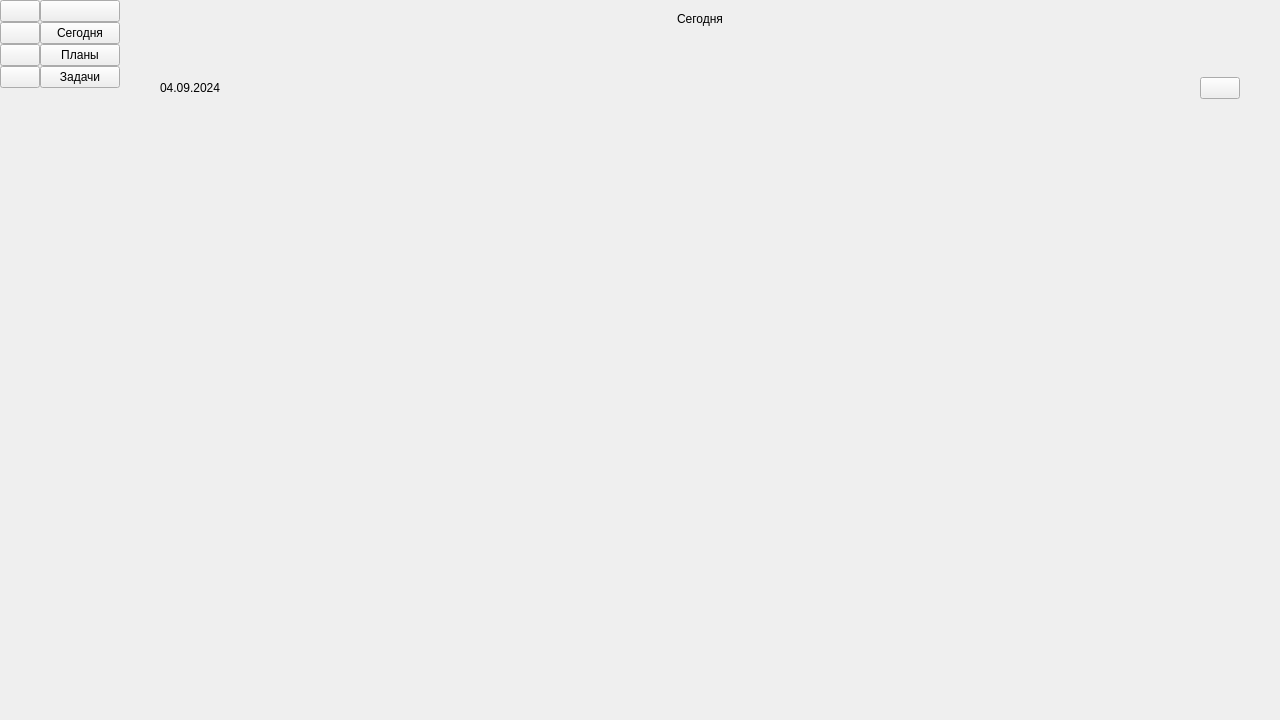
Before: the Qt Designer form mainwindow.ui in fnDxrk/ToDo_VPHAMI, drawn with Qt 5.
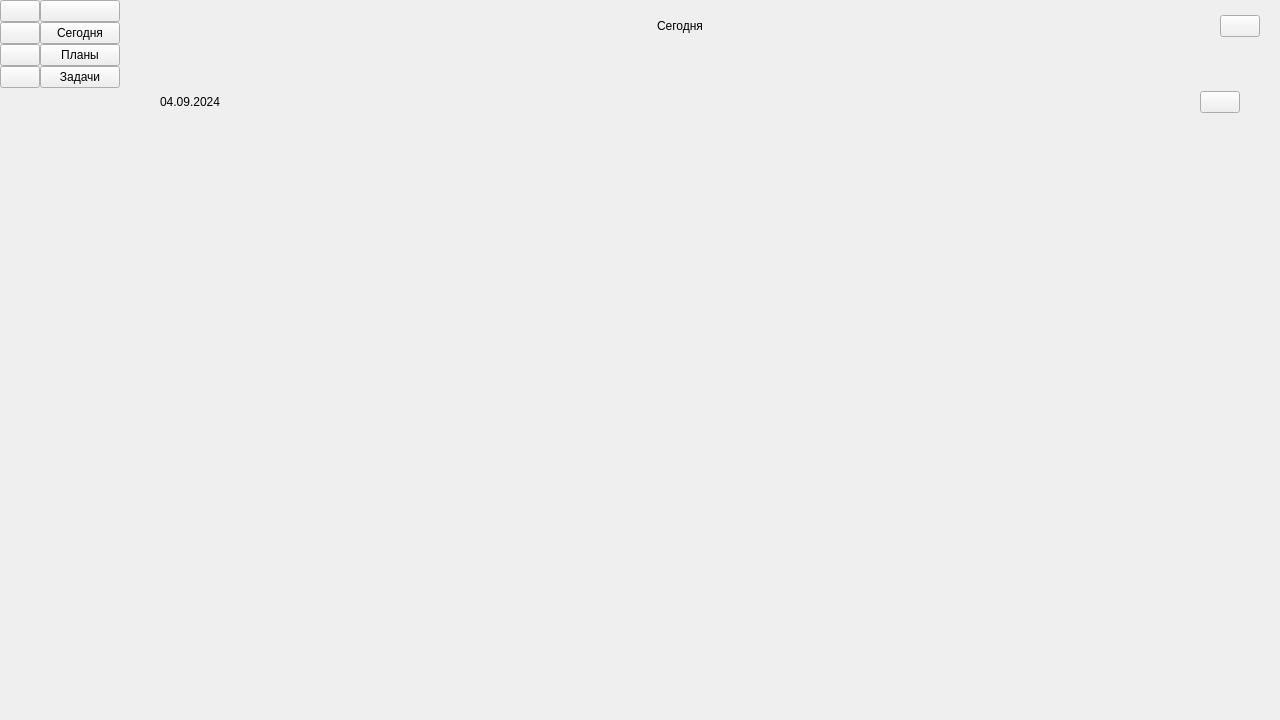
After: the same form once the commit is applied. Icons and pictures are not drawn.

Commit message: Add a calendar button for Plans page

Patch:
```diff
--- a/mainwindow.ui
+++ b/mainwindow.ui
@@ -308,6 +308,21 @@
        <item>
         <widget class="QWidget" name="title" native="true">
          <layout class="QHBoxLayout" name="horizontalLayout_3">
+          <property name="spacing">
+           <number>0</number>
+          </property>
+          <property name="leftMargin">
+           <number>20</number>
+          </property>
+          <property name="topMargin">
+           <number>15</number>
+          </property>
+          <property name="rightMargin">
+           <number>20</number>
+          </property>
+          <property name="bottomMargin">
+           <number>15</number>
+          </property>
           <item>
            <layout class="QHBoxLayout" name="horizontalLayout">
             <item>
@@ -343,6 +358,23 @@
               </property>
              </spacer>
             </item>
+            <item>
+             <widget class="QPushButton" name="calendar_button">
+              <property name="text">
+               <string/>
+              </property>
+              <property name="icon">
+               <iconset resource="resource.qrc">
+                <normaloff>:/resource/icons/Calendar.png</normaloff>:/resource/icons/Calendar.png</iconset>
+              </property>
+              <property name="iconSize">
+               <size>
+                <width>48</width>
+                <height>48</height>
+               </size>
+              </property>
+             </widget>
+            </item>
            </layout>
           </item>
          </layout>
@@ -848,7 +880,7 @@
              <property name="sizeHint" stdset="0">
               <size>
                <width>20</width>
-               <height>557</height>
+               <height>511</height>
               </size>
              </property>
             </spacer>
```
The commit also changes 2 other files.
